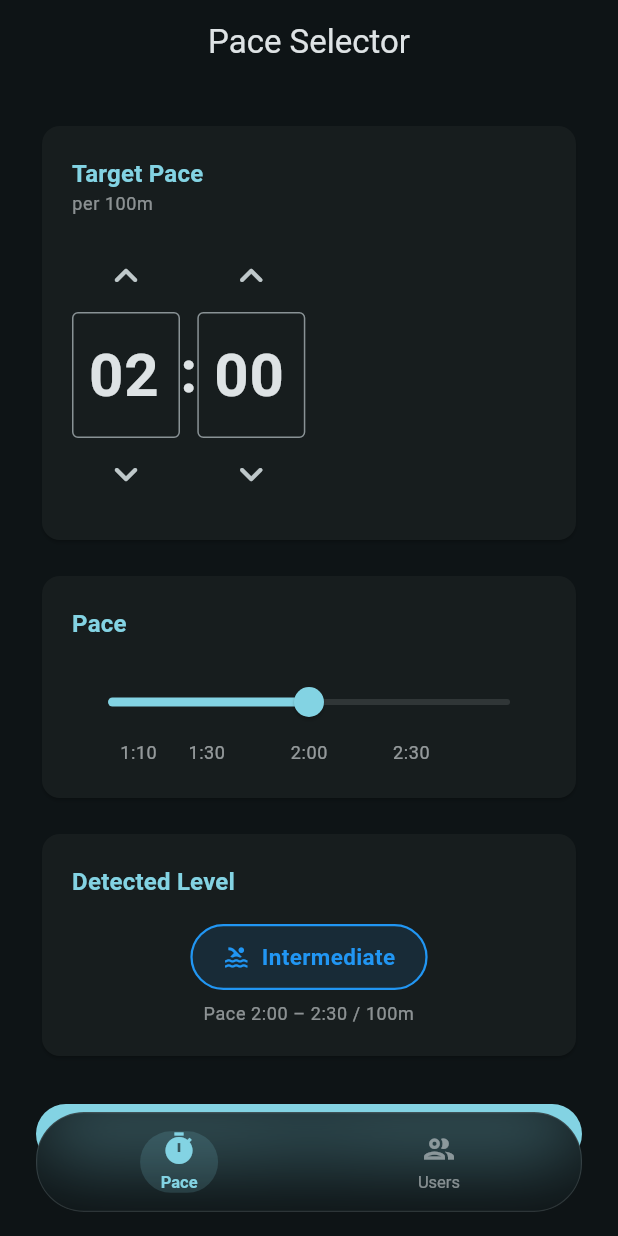
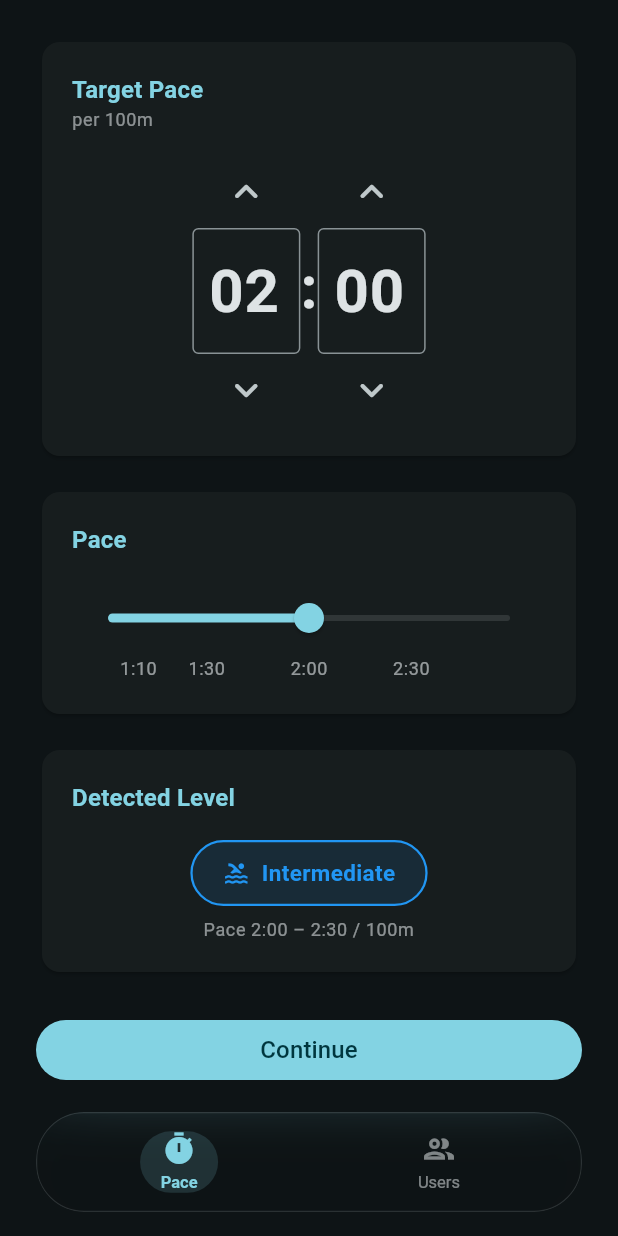
Before and after one commit to yurecKovalchuk/swim_success_dev, a Flutter app: the screen it shows after launch, on a phone screen of 412 x 824 dp. Run offline on Flutter 3.47's test engine with Material 3 defaults, Android fonts, the phone set to English and light mode, and no system bars; our stand-ins replace auto_route, dio, flutter_bloc, freezed_annotation, get_it.

Commit message:
refactor: remove AppBar from main screens, center MIN:SEC input
- PaceSelectorScreen: removed AppBar, top safe area added to scroll padding
- UsersListScreen: removed AppBar, SearchBar moved to top of body Column
  under status bar inset, list in Expanded below
- MinSecInput wrapped in Center so it sits in the middle of the card

```diff
--- a/lib/features/pace_selector/screen/pace_selector_screen.dart
+++ b/lib/features/pace_selector/screen/pace_selector_screen.dart
@@ -37,10 +37,6 @@ class _PaceSelectorView extends StatelessWidget {
     final theme = Theme.of(context);
 
     return Scaffold(
-      appBar: AppBar(
-        title: Text(context.l10n.paceSelectorTitle),
-        centerTitle: true,
-      ),
       body: BlocConsumer<PaceSelectorCubit, PaceSelectorState>(
         listener: (context, state) {
           if (state.status == PaceSubmitStatus.success) {
@@ -57,10 +53,10 @@ class _PaceSelectorView extends StatelessWidget {
           final sliderValue =
               state.paceSeconds.toDouble().clamp(_kSliderMin, _kSliderMax);
 
-          final bottomInset = MediaQuery.of(context).padding.bottom;
+          final insets = MediaQuery.of(context).padding;
           return SingleChildScrollView(
             padding: EdgeInsets.fromLTRB(
-              24, 24, 24, bottomInset + kFloatingNavBarHeight,
+              24, insets.top + 24, 24, insets.bottom + kFloatingNavBarHeight,
             ),
             child: Column(
               crossAxisAlignment: CrossAxisAlignment.stretch,
@@ -68,11 +64,13 @@ class _PaceSelectorView extends StatelessWidget {
                 _SectionCard(
                   title: l10n.paceTargetPace,
                   subtitle: l10n.pacePer100m,
-                  child: MinSecInput(
-                    minutes: state.minutes,
-                    seconds: state.seconds,
-                    onMinutesChanged: cubit.setMinutes,
-                    onSecondsChanged: cubit.setSeconds,
+                  child: Center(
+                    child: MinSecInput(
+                      minutes: state.minutes,
+                      seconds: state.seconds,
+                      onMinutesChanged: cubit.setMinutes,
+                      onSecondsChanged: cubit.setSeconds,
+                    ),
                   ),
                 ),
                 const SizedBox(height: 16),
```
Also changed, not shown: lib/features/users/screen/users_list_screen.dart (+12 -10 lines).
